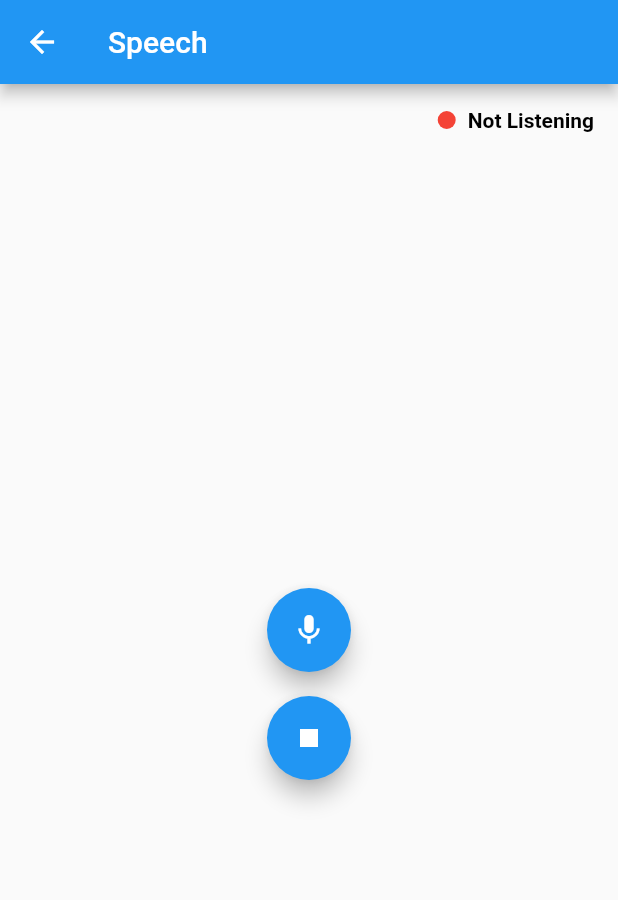
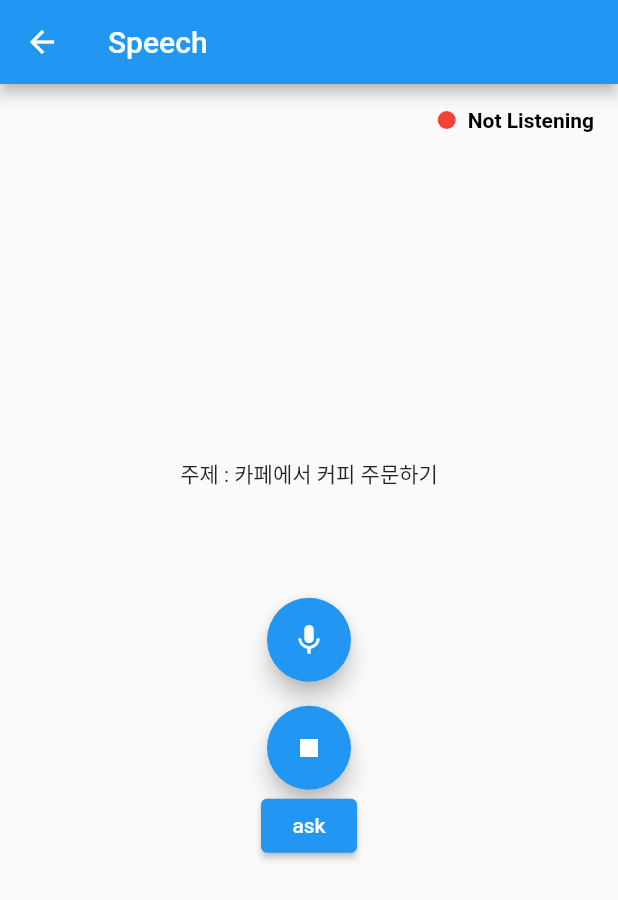
Before and after one commit to mirignak/kai-chatmate, a Flutter app: the SpeechScreen screen opened by its route, after a tap on the "mic" icon, after a tap on the "stop" icon, on a phone screen of 412 x 824 dp. Shown: the top 900 px of the screen. Run offline on Flutter 3.47's test engine with Material 2 defaults, Android fonts, the light colour scheme and no system bars; our stand-ins replace speech_to_text; network calls fail.

Commit message:
openai api 연결

```diff
--- a/app/lib/api/api_services.dart
+++ b/app/lib/api/api_services.dart
@@ -1,46 +1,73 @@
+import 'dart:async';
+import 'dart:convert';
 import 'package:http/http.dart' as http;
 
 class APIService {
-  static Future<void> queryToGPT(
-      String message, int level, String topic) async {
-    final url = Uri.parse('http://localhost:5000/api/endpoint'); // gpt url
-    try {
-      final response = await http.post(
-        url,
-        body: {
-          'message': message,
-          'level': level.toString(),
-          'topic': topic
-        }, // POST 요청의 body에 전송할 데이터
-      );
+  static Future<String> sendQueryToChatGPT(String prompt) async {
+    const model = 'text-davinci-002';
+    const apiUrl = 'https://api.openai.com/v1/engines/$model/completions';
+    const headers = {
+      'Content-Type': 'application/json',
+      'Authorization':
+          'Bearer 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',
+    };
+    var data = {
+      'prompt': prompt,
+      'temperature': 0.5,
+      'max_tokens': 50,
+      'top_p': 1,
+      'frequency_penalty': 0,
+      'presence_penalty': 0
+    };
 
-      if (response.statusCode == 200) {
-        print('API 호출 성공');
-        print(response.body); // 응답의 내용 출력
-      } else {
-        print('API 호출 실패');
-      }
-    } catch (e) {
-      print('API 호출 중 오류 발생: $e');
+    final response = await http.post(Uri.parse(apiUrl),
+        headers: headers, body: jsonEncode(data));
+
+    if (response.statusCode == 200) {
+      var result = jsonDecode(response.body);
+      var completion = result['choices'][0]['text'];
+      print(completion);
+      return completion;
+    } else {
+      throw Exception(
+          'Failed to send query to ChatGPT: ${response.statusCode}');
     }
   }
 
-  static Future<int> getLevel(String message) async {
-    final url =
-        Uri.parse('http://localhost:5000/api/endpoint'); // python server의 url
-    try {
-      final response = await http.get(url);
+  static void fetchTestData() async {
+    final response =
+        await http.get(Uri.parse('http://127.0.0.1:5000/api/test'));
 
-      if (response.statusCode == 200) {
-        print('API 호출 성공');
-        print(response.body); // 응답의 내용 출력
-        return 1; //level
-      } else {
-        print('API 호출 실패');
-      }
-    } catch (e) {
-      print('API 호출 중 오류 발생: $e');
+    if (response.statusCode == 200) {
+      // 요청이 성공한 경우
+      print(response.body);
+    } else {
+      // 요청이 실패한 경우
+      print('Request failed with status: ${response.statusCode}');
     }
-    return -1;
+  }
+
+  static Future<String> getLevel(String message) async {
+    final response = await http.post(
+      Uri.parse('http://127.0.0.1:5000/api/countlevel/'), // python server의 url
+      headers: <String, String>{
+        'Content-Type': 'application/json; charset=UTF-8',
+      },
+      body: jsonEncode(<String, String>{
+        'message': message,
+      }),
+    );
+
+    if (response.statusCode == 200) {
+      final result = response.body;
+      final jsonData = jsonDecode(result);
+      final level = jsonData['result'];
+
+      print('API 호출 성공: $level');
+      return level; //level
+    } else {
+      print('Request failed with status: ${response.statusCode}');
+    }
+    return 'error';
   }
 }
--- a/app/lib/screens/speech_screen.dart
+++ b/app/lib/screens/speech_screen.dart
@@ -1,7 +1,11 @@
 import 'dart:async';
 import 'package:flat/services/text_analysis_service.dart';
+import 'package:flat/services/query_to_openai_service.dart';
 import 'package:flutter/material.dart';
+import 'package:speech_to_text/speech_recognition_error.dart';
+import 'package:speech_to_text/speech_recognition_result.dart';
 import 'package:speech_to_text/speech_to_text.dart' as stt;
+import 'package:flat/api/api_services.dart';
 
 class SpeechScreen extends StatefulWidget {
   @override
@@ -11,12 +15,69 @@ class SpeechScreen extends StatefulWidget {
 class _SpeechScreenState extends State<SpeechScreen> {
   stt.SpeechToText _speechToText = stt.SpeechToText();
   String _recognizedText = '';
+  String topicId = 'orderCoffee';
   bool _isListening = false;
 
   @override
   void initState() {
     super.initState();
     _speechToText = stt.SpeechToText();
+  }
+
+  // bool _hasSpeech = false;
+  // bool _logEvents = false;
+  // bool _onDevice = false;
+  // final TextEditingController _pauseForController =
+  //     TextEditingController(text: '3');
+  // final TextEditingController _listenForController =
+  //     TextEditingController(text: '30');
+  // double level = 0.0;
+  // double minSoundLevel = 50000;
+  // double maxSoundLevel = -50000;
+  // String lastWords = '';
+  // String lastError = '';
+  // String lastStatus = '';
+  // String _currentLocaleId = '';
+  // List<LocaleName> _localeNames = [];
+  // final SpeechToText speech = SpeechToText();
+
+  // Future<void> initSpeechState() async {
+  //     _logEvent('Initialize');
+  //     try {
+  //       var hasSpeech = await speech.initialize(
+  //         onError: errorListener,
+  //         onStatus: statusListener,
+  //         debugLogging: _logEvents,
+  //       );
+  //       if (hasSpeech) {
+  //         // Get the list of languages installed on the supporting platform so they
+  //         // can be displayed in the UI for selection by the user.
+  //         _localeNames = await speech.locales();
+
+  //         var systemLocale = await speech.systemLocale();
+  //         _currentLocaleId = systemLocale?.localeId ?? '';
+  //       }
+  //       if (!mounted) return;
+
+  //       setState(() {
+  //         _hasSpeech = hasSpeech;
+  //       });
+  //     } catch (e) {
+  //       setState(() {
+  //         lastError = 'Speech recognition failed: ${e.toString()}';
+  //         _hasSpeech = false;
+  //       });
+  //     }
+  //   }
+  String getTopic() {
+    return '주제 : 카페에서 커피 주문하기';
+  }
+
+  void handleClickButton() async {
+    String text = 'Your text to analyze';
+    String analysisResult = await TextAnalysisService.analysis(text);
+    print(analysisResult);
+    // 분석 결과를 다른 작업에 활용하거나 UI에 표시하는 등의 동작을 수행
   }
 
   @override
@@ -32,6 +93,8 @@ class _SpeechScreenState extends State<SpeechScreen> {
                 child: Column(
                   mainAxisAlignment: MainAxisAlignment.center,
                   children: [
+                    Text(getTopic()),
+                    SizedBox(height: 40),
                     Text(_recognizedText),
                     SizedBox(height: 16),
                     FloatingActionButton(
@@ -45,6 +108,10 @@ class _SpeechScreenState extends State<SpeechScreen> {
                       child: Icon(Icons.stop),
                     ),
                     // SpeechInputWidget(),
+                    ElevatedButton(
+                      onPressed: handleClickButton,
+                      child: Text('ask'),
+                    ),
                   ],
                 )),
             Positioned(top: 16, right: 16, child: _buildListeningStatus())
@@ -83,24 +150,25 @@ class _SpeechScreenState extends State<SpeechScreen> {
     bool available = await _speechToText.initialize(
       onError: (error) => print('Error: $error'),
     );
+
     if (available) {
       setState(() {
         _isListening = true;
         _recognizedText = '';
       });
 
-      Timer(Duration(seconds: 5), () {
-        print('Timeout occurred');
-        _stopListening();
-      });
+      // Timer(Duration(seconds: 5), () {
+      //   print('Timeout occurred');
+      //   _stopListening();
+      // });
       _speechToText.listen(
         onResult: (result) {
           setState(() {
             _recognizedText = result.recognizedWords;
           });
         },
-        listenFor: Duration(seconds: 5),
-        pauseFor: Duration(seconds: 5),
+        listenFor: Duration(seconds: 60),
+        pauseFor: Duration(seconds: 10),
       );
     }
   }
@@ -112,5 +180,6 @@ class _SpeechScreenState extends State<SpeechScreen> {
       _isListening = false;
     });
     TextAnalysisService.analysis(_recognizedText);
+    QueryToOpenAIService.sendQuery(topicId, _recognizedText);
   }
 }
--- /dev/null
+++ b/app/lib/services/query_to_openai_service.dart
@@ -0,0 +1,28 @@
+import 'package:flat/api/api_services.dart';
+
+class QueryToOpenAIService {
+  static String getPrompt(String topic, String message) {
+    String roleGpt = "Cafe staff"; //topic에 따라 변경
+    String roleMine = "Customer at the cafe"; //topic에 따라 변경
+    String preparedPrompt = '''
+        I'd like to practice my English speaking through role-play. The situation is $topic. Wait for my input before giving a simple reply. Take on the role of $roleGpt.
+        Question: What are some useful phrases I can practice as a $roleMine in this conversation? Give me 15, and also provide a Korean translation.
+    ''';
+    //Review all my input and act as an English teacher to provide English improvement advice.
+
+    return preparedPrompt + message;
+  }
+
+  static Future<String> sendQuery(String topicId, String message) async {
+    String prompt = getPrompt(topicId, message);
+    print(prompt);
+
+    // OpenAI에 질의를 보내는 로직 구현
+    String response = await APIService.sendQueryToChatGPT(prompt);
+
+    // await Future.delayed(Duration(seconds: 2));
+    // String response = 'This is the response from OpenAI';
+    print('sendQueryService');
+    return response;
+  }
+}
--- a/app/lib/services/text_analysis_service.dart
+++ b/app/lib/services/text_analysis_service.dart
@@ -1,18 +1,10 @@
 import 'package:flat/api/api_services.dart';
 
 class TextAnalysisService {
-  static String analysis(String message) {
+  static Future<String> analysis(String message) async {
     print('analysis service: $message');
-
-    int level = 1;
-    var _currLevel = getLevel(message);
+    var _currLevel = await APIService.getLevel(message);
     print('evaluate level : $_currLevel');
-    //prompt 조립
-    // APIService.queryToGPT(message, level, 'topic');
-    return 'd';
-  }
-
-  static Future<int> getLevel(String message) {
-    return APIService.getLevel(message);
+    return _currLevel;
   }
 }
```
Also changed, not shown: app/lib/models/topic.dart (added), 3 other files.
